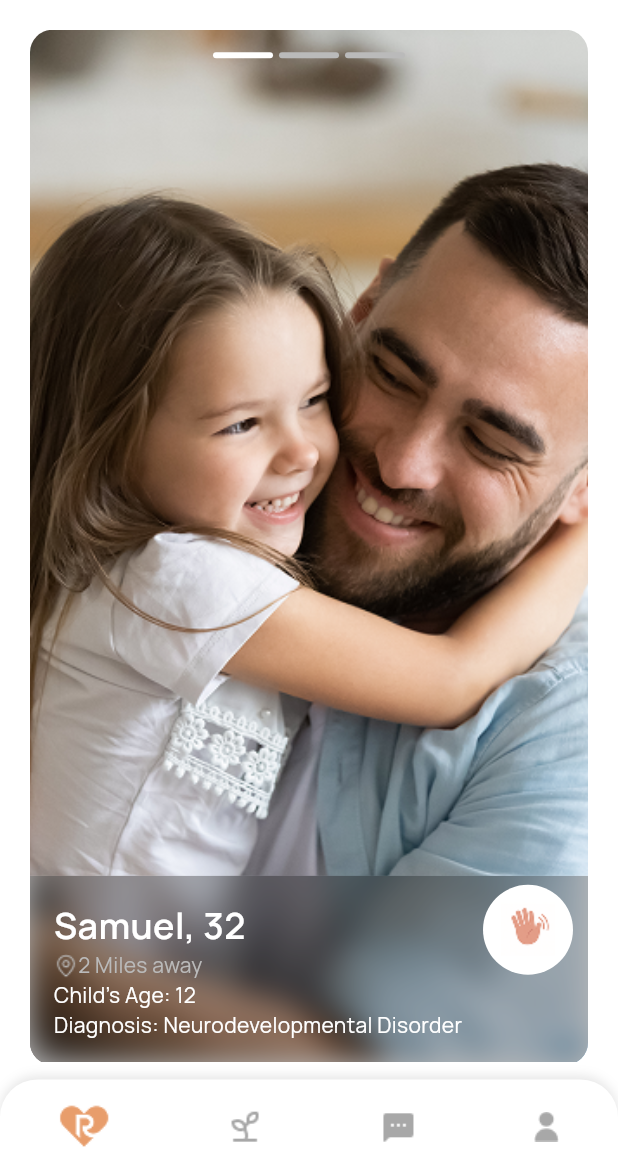
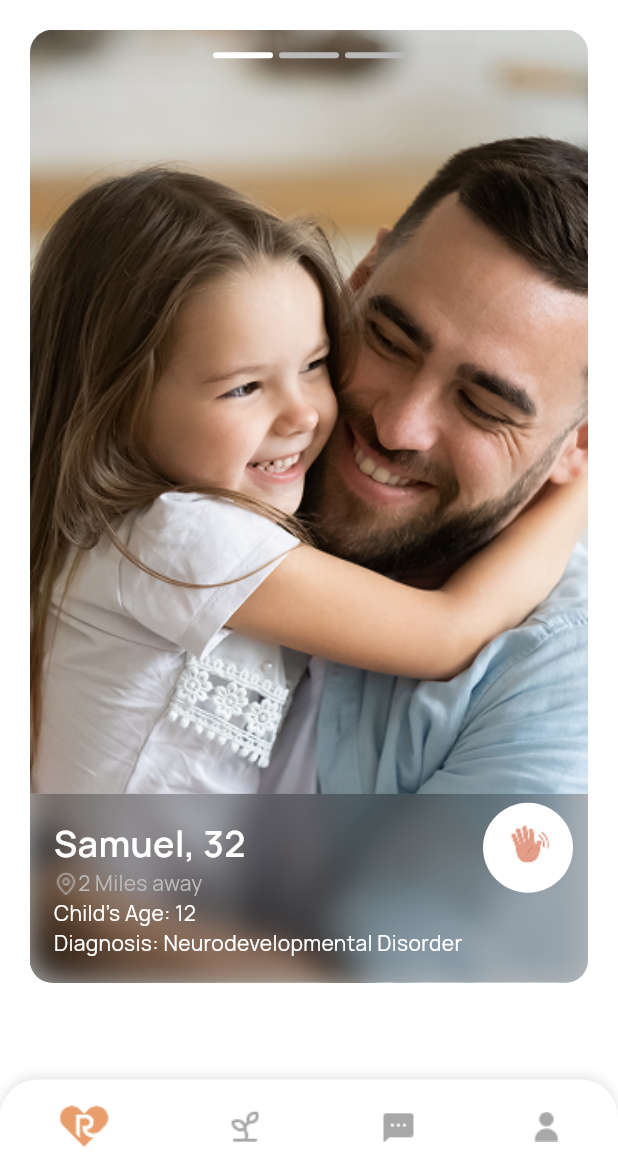
Before and after one commit to aurnabbarua409/red_tangerine, a Flutter app: the BottomNavbar screen opened by its route, on a phone screen of 412 x 824 dp, the part 62-1236 px from its top. Run offline on Flutter 3.47's test engine with Material 3 defaults, Android fonts, the phone set to English and light mode, and no system bars; drawn by our look-alikes of carousel_slider; our stand-ins replace circle_nav_bar, dotted_border, flutter_otp_text_field, get, image_picker, percent_indicator and 2 more; missing offline and left inert: multiselect.

Commit message:
Learning Layout changed

```diff
--- a/lib/main_app_entry.dart
+++ b/lib/main_app_entry.dart
@@ -1,5 +1,6 @@
 import 'package:flutter/material.dart';
 import 'package:get/route_manager.dart';
+import 'package:red_tangerine/constant/app_colors.dart';
 import 'package:red_tangerine/constant/app_strings.dart';
 import 'package:red_tangerine/routes/route_manager.dart';
 import 'package:responsive_sizer/responsive_sizer.dart';
@@ -16,6 +17,7 @@ class MainAppEntry extends StatelessWidget {
           theme: ThemeData(
             brightness: Brightness.light,
             scaffoldBackgroundColor: Colors.white,
+            colorSchemeSeed: AppColors.claySolid,
           ),
           title: AppStrings.appName,
           debugShowCheckedModeBanner: false,
--- a/lib/screen/auth_screen/login_screen/login_screen.dart
+++ b/lib/screen/auth_screen/login_screen/login_screen.dart
@@ -68,7 +68,7 @@ class _LoginScreenState extends State<LoginScreen> {
                   text: AppStrings.forgotPassword,
                   textColor: AppColors.red_700,
                   ontap: controller.onForgetPassword,
-                  fontSize: 10,
+                  fontSize: 12,
                 ),
               ],
             ),
--- a/lib/screen/main_layout_screens/home_screen/home_screen.dart
+++ b/lib/screen/main_layout_screens/home_screen/home_screen.dart
@@ -9,6 +9,7 @@ import 'package:red_tangerine/screen/main_layout_screens/home_screen/widgets/fir
 import 'package:red_tangerine/screen/main_layout_screens/home_screen/widgets/flipping_widget.dart';
 import 'package:red_tangerine/screen/main_layout_screens/home_screen/widgets/second_page.dart';
 import 'package:red_tangerine/screen/main_layout_screens/home_screen/widgets/third_page.dart';
+import 'package:red_tangerine/utils/app_size.dart';
 import 'package:red_tangerine/widgets/Button_widget.dart';
 import 'package:red_tangerine/widgets/app_bar_widget.dart';
 import 'package:red_tangerine/widgets/icon_widget.dart';
@@ -33,6 +34,7 @@ class _HomeScreenState extends State<HomeScreen> {
   ];
   @override
   Widget build(BuildContext context) {
+    AppSize.size = MediaQuery.of(context).size;
     return GetBuilder(
       init: HomeController(),
       builder: (controller) {
@@ -55,7 +57,7 @@ class _HomeScreenState extends State<HomeScreen> {
                               items: [FirstPage(), SecondPage(), ThirdPage()],
                               carouselController: _controller,
                               options: CarouselOptions(
-                                height: 690,
+                                height: AppSize.height(value: 680),
                                 viewportFraction: 1,
                                 autoPlay: false,
                                 onPageChanged: (index, reason) {
@@ -125,19 +127,21 @@ class _HomeScreenState extends State<HomeScreen> {
                             if (controller.showDemo1.value)
                               Container(
                                 width: double.infinity,
-                                height: 690,
+                                height: AppSize.height(value: 680),
                                 decoration: BoxDecoration(
-                                  color: const Color.fromARGB(
-                                    169,
-                                    255,
-                                    218,
-                                    178,
-                                  ),
+                                  color: AppColors.orangeLight,
                                 ),
                                 child: Column(
                                   mainAxisAlignment: MainAxisAlignment.center,
                                   // mainAxisSize: MainAxisSize.min,
                                   children: [
+                                    TextWidget(
+                                      text: "Swipe Up",
+                                      fontSize: 16,
+                                      fontColor: AppColors.white_900,
+                                      fontWeight: FontWeight.w500,
+                                    ),
+                                    SizedBox(height: 20),
                                     SwipeUpHint(
                                       icon: IconWidget(
                                         icon: AppIcons.swipUpImage,
@@ -145,15 +149,19 @@ class _HomeScreenState extends State<HomeScreen> {
                                     ),
                                     SpaceWidget(height: 50),
                                     // IconWidget(icon: AppIcons.swipUpImage),
+                                    SizedBox(height: 20),
                                     TextWidget(
                                       text: "Discover more parents",
-                                      fontSize: 20,
+                                      fontSize: 24,
                                       fontWeight: FontWeight.bold,
                                     ),
                                     SpaceWidget(height: 20),
                                     ButtonWidget.normal(
                                       text: "Next",
                                       width: 30,
+                                      height: 40,
+                                      textColor: AppColors.white,
+                                      backgroundColor: AppColors.claySolid,
                                       borderColor: AppColors.claySolid,
                                       ontap: controller.onShowDemo2,
                                     ),
@@ -163,34 +171,40 @@ class _HomeScreenState extends State<HomeScreen> {
                             if (controller.showDemo2.value)
                               Container(
                                 width: double.infinity,
-                                height: 690,
+                                height: AppSize.height(value: 680),
                                 decoration: BoxDecoration(
-                                  color: const Color.fromARGB(
-                                    169,
-                                    255,
-                                    218,
-                                    178,
-                                  ),
+                                  color: AppColors.orangeLight,
                                 ),
                                 child: Column(
                                   mainAxisAlignment: MainAxisAlignment.center,
                                   // mainAxisSize: MainAxisSize.min,
                                   children: [
+                                    TextWidget(
+                                      text: "Swipe Left",
+                                      fontSize: 16,
+                                      fontColor: AppColors.white_900,
+                                      fontWeight: FontWeight.w500,
+                                    ),
+                                    SizedBox(height: 20),
                                     SwipeLeftHint(
                                       icon: IconWidget(
                                         icon: AppIcons.swipeLeftImage,
                                       ),
                                     ),
                                     // IconWidget(icon: AppIcons.swipeLeftImage),
+                                    SizedBox(height: 20),
                                     TextWidget(
                                       text: "Learn more about a parent",
-                                      fontSize: 20,
+                                      fontSize: 24,
                                       fontWeight: FontWeight.bold,
                                     ),
                                     SpaceWidget(height: 20),
                                     ButtonWidget.normal(
                                       text: "Okay",
+                                      height: 40,
                                       width: 30,
+                                      textColor: AppColors.white,
+                                      backgroundColor: AppColors.claySolid,
                                       borderColor: AppColors.claySolid,
                                       ontap: controller.onOkayDemo2,
                                     ),
--- /dev/null
+++ b/lib/utils/app_size.dart
@@ -0,0 +1,21 @@
+import 'package:flutter/material.dart';
+
+class AppSize {
+  AppSize._();
+  static late Size size;
+
+  static const double _xdHeight = 882;
+  static const double _xdWidth = 375;
+
+  static double height({required num value}) {
+    double percentage = (value / _xdHeight * 100) / 100;
+    // double percentage = (value / _xdHeight * 100).roundToDouble() / 100;
+    return size.height * percentage;
+  }
+
+  static double width({required num value}) {
+    double percentage = (value / _xdWidth * 100) / 100;
+    // double percentage = (value / _xdWidth * 100).roundToDouble() / 100;
+    return size.width * percentage;
+  }
+}
--- a/lib/widgets/Button_widget.dart
+++ b/lib/widgets/Button_widget.dart
@@ -112,7 +112,8 @@ class ButtonWidget extends StatelessWidget {
               textAlign: TextAlign.center,
               style: TextStyle(
                 color: textColor ?? AppColors.grey_900,
-                fontSize: fontSize ?? 16,        fontFamily: 'Manrope',
+                fontSize: fontSize ?? 16,
+                fontFamily: 'Manrope',
               ),
             ),
           ),
```
Also changed, not shown: lib/screen/auth_screen/signup_screen/signup_screen.dart (+22 -8 lines), lib/screen/preference_screen/child_journey_screen/controller/child_journey_controller.dart (+9 -1 lines), lib/screen/preference_screen/please_share_your_location_screen/please_share_your_location_screen.dart (+3 -4 lines), lib/widgets/common_screen_widget.dart (+7 -2 lines), lib/widgets/richtext_widget.dart (+6 -4 lines).
